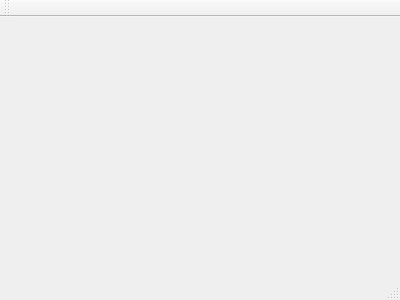
This is sampleapp.ui in danielSanchezQ/prueba as Qt 5 draws it before an edit. The edited form follows.
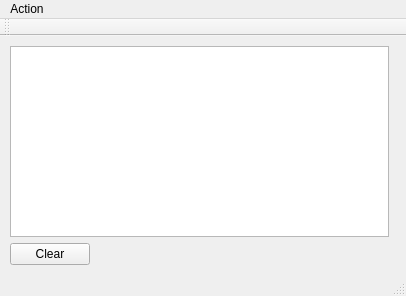
This is the edited form.

Commit message:
main layout created
added widgets and renamed for correctly usage on c++ code.

```diff
--- a/sampleapp.ui
+++ b/sampleapp.ui
@@ -1,24 +1,103 @@
 <ui version="4.0">
  <class>SampleApp</class>
- <widget class="QMainWindow" name="SampleApp" >
-  <property name="geometry" >
+ <widget class="QMainWindow" name="SampleApp">
+  <property name="geometry">
    <rect>
     <x>0</x>
     <y>0</y>
-    <width>400</width>
-    <height>300</height>
+    <width>406</width>
+    <height>296</height>
    </rect>
   </property>
   <property name="windowTitle" >
    <string>SampleApp</string>
   </property>
-  <widget class="QMenuBar" name="menuBar" />
-  <widget class="QToolBar" name="mainToolBar" />
-  <widget class="QWidget" name="centralWidget" />
-  <widget class="QStatusBar" name="statusBar" />
+  <widget class="QWidget" name="centralWidget">
+   <widget class="QWidget" name="verticalLayoutWidget">
+    <property name="geometry">
+     <rect>
+      <x>-1</x>
+      <y>-1</y>
+      <width>401</width>
+      <height>241</height>
+     </rect>
+    </property>
+    <layout class="QVBoxLayout" name="main_layout">
+     <item>
+      <widget class="QGraphicsView" name="image_view"/>
+     </item>
+     <item>
+      <layout class="QHBoxLayout" name="clear_b_h_layout">
+       <item>
+        <widget class="QPushButton" name="clear_b">
+         <property name="text">
+          <string>Clear</string>
+         </property>
+        </widget>
+       </item>
+       <item>
+        <spacer name="horizontalSpacer">
+         <property name="orientation">
+          <enum>Qt::Horizontal</enum>
+         </property>
+         <property name="sizeHint" stdset="0">
+          <size>
+           <width>40</width>
+           <height>20</height>
+          </size>
+         </property>
+        </spacer>
+       </item>
+      </layout>
+     </item>
+    </layout>
+   </widget>
+  </widget>
+  <widget class="QMenuBar" name="menuBar">
+   <property name="geometry">
+    <rect>
+     <x>0</x>
+     <y>0</y>
+     <width>406</width>
+     <height>21</height>
+    </rect>
+   </property>
+   <widget class="QMenu" name="menuAction">
+    <property name="title">
+     <string>Action</string>
+    </property>
+    <addaction name="actionOpen"/>
+    <addaction name="actionOpt1"/>
+    <addaction name="actionOpt2"/>
+   </widget>
+   <addaction name="menuAction"/>
+  </widget>
+  <widget class="QToolBar" name="mainToolBar">
+   <attribute name="toolBarArea">
+    <enum>TopToolBarArea</enum>
+   </attribute>
+   <attribute name="toolBarBreak">
+    <bool>false</bool>
+   </attribute>
+  </widget>
+  <widget class="QStatusBar" name="statusBar"/>
+  <action name="actionOpen">
+   <property name="text">
+    <string>Open</string>
+   </property>
+  </action>
+  <action name="actionOpt1">
+   <property name="text">
+    <string>Opt1</string>
+   </property>
+  </action>
+  <action name="actionOpt2">
+   <property name="text">
+    <string>Opt2</string>
+   </property>
+  </action>
  </widget>
- <layoutDefault spacing="6" margin="11" />
- <pixmapfunction></pixmapfunction>
+ <layoutdefault spacing="6" margin="11"/>
  <resources/>
  <connections/>
 </ui>
```
Left out of the diff: 3 changed lines with no effect on the pictures. The commit also changes 1 other file.
